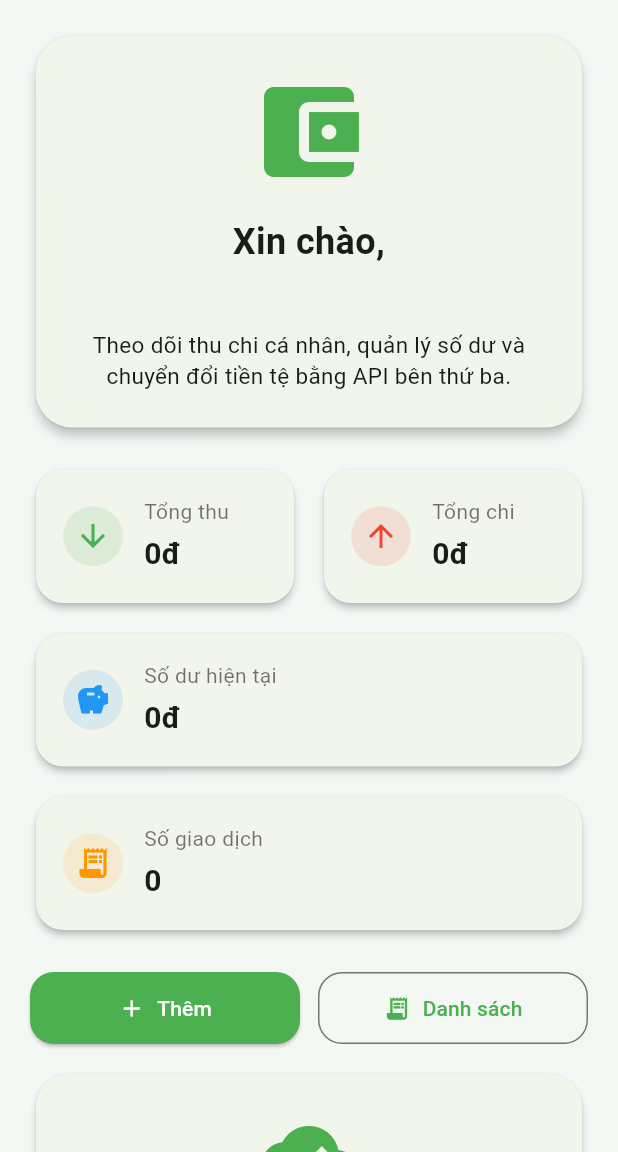
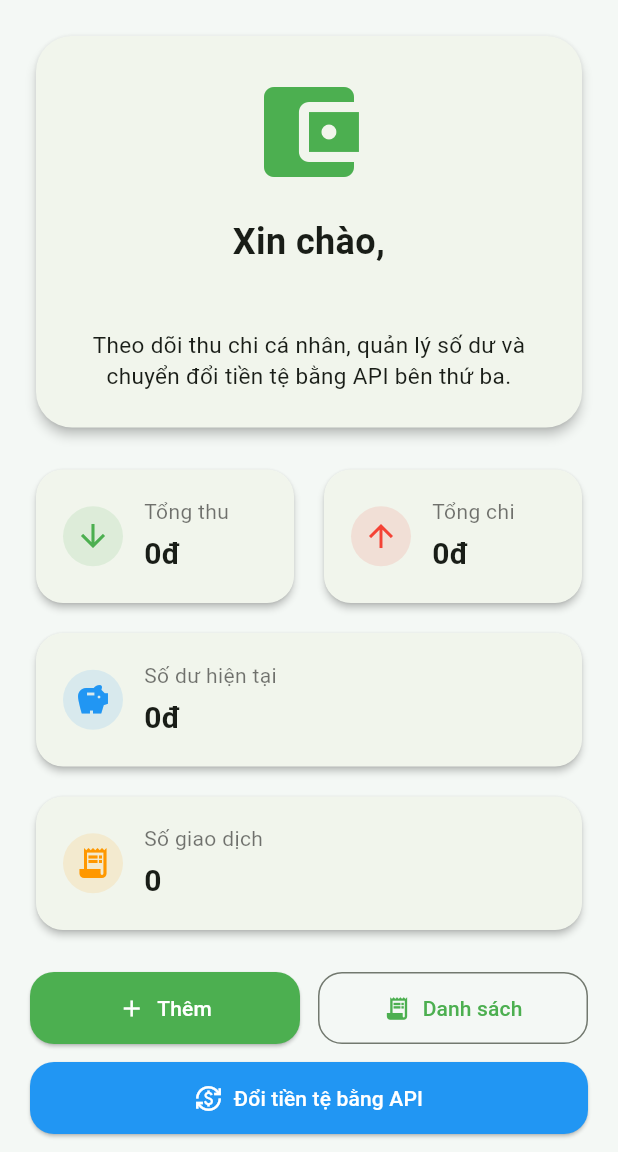
Before and after one commit to vohoangtuan0905-star/moneymate_student, a Flutter app: the screen it shows once a user with an empty profile is signed in, on a phone screen of 412 x 824 dp, the part 84-1236 px from its top. Run offline on Flutter 3.47's test engine with Material 3 defaults, Android fonts, the phone set to English and light mode, and no system bars; our stand-ins replace cloud_firestore, firebase_auth, firebase_core, google_sign_in; accounts and stored records are empty.

Commit message:
Day 8: Show currency converter on home screen

```diff
--- a/lib/screens/home/home_screen.dart
+++ b/lib/screens/home/home_screen.dart
@@ -4,6 +4,7 @@ import 'package:flutter/material.dart';
 import '../../models/transaction_model.dart';
 import '../../services/auth_service.dart';
 import '../../services/transaction_service.dart';
+import '../currency/currency_converter_screen.dart';
 import '../transaction/add_transaction_screen.dart';
 import '../transaction/transaction_list_screen.dart';
 
@@ -39,6 +40,15 @@ class HomeScreen extends StatelessWidget {
       context,
       MaterialPageRoute(
         builder: (context) => const TransactionListScreen(),
+      ),
+    );
+  }
+
+  void _goToCurrencyConverter(BuildContext context) {
+    Navigator.push(
+      context,
+      MaterialPageRoute(
+        builder: (context) => const CurrencyConverterScreen(),
       ),
     );
   }
@@ -163,7 +173,10 @@ class HomeScreen extends StatelessWidget {
                 ),
                 const SizedBox(height: 20),
                 if (snapshot.connectionState == ConnectionState.waiting)
-                  const LinearProgressIndicator(),
+                  const Padding(
+                    padding: EdgeInsets.only(bottom: 12),
+                    child: LinearProgressIndicator(),
+                  ),
                 if (snapshot.hasError)
                   Padding(
                     padding: const EdgeInsets.only(bottom: 12),
@@ -213,7 +226,8 @@ class HomeScreen extends StatelessWidget {
                 const SizedBox(height: 24),
                 _buildActionButtons(context),
                 const SizedBox(height: 16),
-                _buildTransactionInfoBox(),
+                _buildApiInfoBox(context),
+                const SizedBox(height: 24),
               ],
             ),
           );
@@ -223,7 +237,9 @@ class HomeScreen extends StatelessWidget {
   }
 
   Widget _buildActionButtons(BuildContext context) {
-    return Row(
+    return Column(
+      children: [
+        Row(
           children: [
             Expanded(
               child: ElevatedButton.icon(
@@ -256,41 +272,69 @@ class HomeScreen extends StatelessWidget {
               ),
             ),
           ],
+        ),
+        const SizedBox(height: 12),
+        SizedBox(
+          width: double.infinity,
+          child: ElevatedButton.icon(
+            onPressed: () => _goToCurrencyConverter(context),
+            icon: const Icon(Icons.currency_exchange),
+            label: const Text('Đổi tiền tệ bằng API'),
+            style: ElevatedButton.styleFrom(
+              backgroundColor: Colors.blue,
+              foregroundColor: Colors.white,
+              padding: const EdgeInsets.symmetric(vertical: 14),
+              shape: RoundedRectangleBorder(
+                borderRadius: BorderRadius.circular(16),
+              ),
+            ),
+          ),
+        ),
+      ],
     );
   }
 
-  Widget _buildTransactionInfoBox() {
+  Widget _buildApiInfoBox(BuildContext context) {
     return Card(
       elevation: 2,
       shape: RoundedRectangleBorder(
         borderRadius: BorderRadius.circular(22),
       ),
-      child: const Padding(
-        padding: EdgeInsets.all(24),
+      child: Padding(
+        padding: const EdgeInsets.all(24),
         child: Column(
           children: [
-            Icon(
-              Icons.cloud_done,
+            const Icon(
+              Icons.api,
               size: 64,
-              color: Colors.green,
+              color: Colors.blue,
             ),
-            SizedBox(height: 12),
-            Text(
-              'Dữ liệu lưu trên Cloud Firestore',
+            const SizedBox(height: 12),
+            const Text(
+              'Tích hợp API bên thứ ba',
               textAlign: TextAlign.center,
               style: TextStyle(
                 fontSize: 20,
                 fontWeight: FontWeight.bold,
               ),
             ),
-            SizedBox(height: 8),
-            Text(
-              'Trang chủ hiển thị tổng thu, tổng chi và số dư được tính trực tiếp từ dữ liệu giao dịch đã lưu trên cơ sở dữ liệu đám mây.',
+            const SizedBox(height: 8),
+            const Text(
+              'Ứng dụng sử dụng ExchangeRate-API để chuyển đổi tiền tệ theo tỷ giá mới nhất. Đây là chức năng giúp app đáp ứng tiêu chí 9-10 điểm.',
               textAlign: TextAlign.center,
               style: TextStyle(
                 fontSize: 14,
                 height: 1.4,
                 color: Colors.black54,
+              ),
+            ),
+            const SizedBox(height: 16),
+            OutlinedButton.icon(
+              onPressed: () => _goToCurrencyConverter(context),
+              icon: const Icon(Icons.open_in_new),
+              label: const Text('Mở màn hình đổi tiền'),
+              style: OutlinedButton.styleFrom(
+                foregroundColor: Colors.blue,
               ),
             ),
           ],
--- a/pubspec.yaml
+++ b/pubspec.yaml
@@ -38,6 +38,7 @@ dependencies:
   firebase_auth: ^6.4.0
   cloud_firestore: ^6.3.0
   google_sign_in: ^7.2.0
+  http: ^1.6.0
 
 dev_dependencies:
   flutter_test:
```
Also changed, not shown: lib/models/currency_model.dart (added, +38 -0 lines), lib/screens/currency/currency_converter_screen.dart (added, +398 -0 lines), lib/services/currency_service.dart (added, +51 -0 lines), pubspec.lock, 1 other file. Lines whose indentation alone changed are shown as unchanged.
